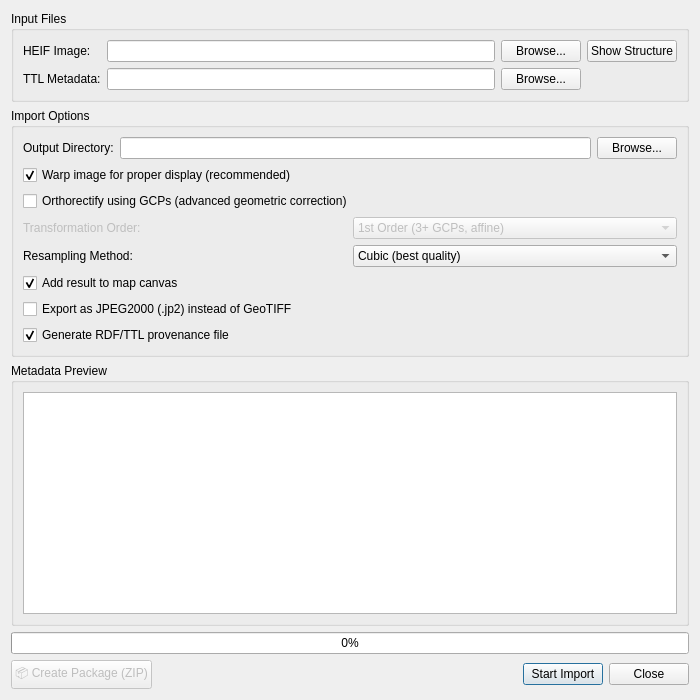
This is heif_ttl_dialog_base.ui in luciocola/qgis-raster-manager as Qt 5 draws it before an edit. The edited form follows.
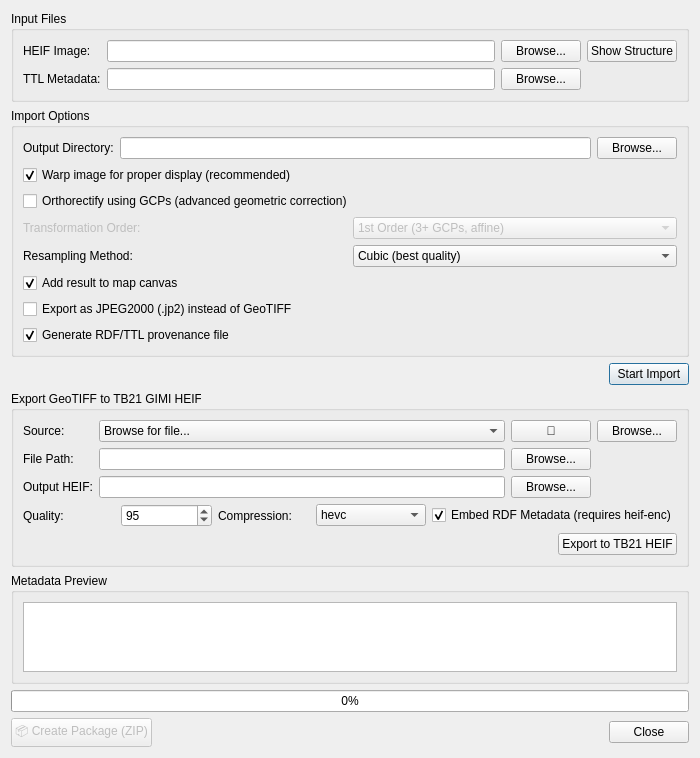
This is the edited form.

Commit message:
Complete JPEG2000 HEIF workflow with TB21 GIMI + STAC metadata
- Export: GeoTIFF → HEIF with JPEG2000 codec + external TTL metadata
- Import: HEIF JPEG2000 → Georeferenced layer with GCP/GMLJP2 support
- TTL parser: Added CCO/TB21 GIMI format support with IMH fallback
- RDF generation: Fixed UUID consistency, CRS triple-quotes, image dimensions
- heif-dec: LIBHEIF_PLUGIN_PATH for JPEG2000 decoder plugin loading
- Added refresh button for layer list in export dialog
- TB21 GIMI + STAC liability-claims (quality + W3C PROV provenance)
- Plugin zip for easy QGIS installation

What changed in the file:
```diff
--- a/heif_ttl_dialog_base.ui
+++ b/heif_ttl_dialog_base.ui
@@ -247,6 +247,247 @@
      </layout>
     </widget>
    </item>
+   <item>
+    <layout class="QHBoxLayout" name="horizontalLayoutImportButton">
+     <item>
+      <spacer name="horizontalSpacerImport">
+       <property name="orientation">
+        <enum>Qt::Horizontal</enum>
+       </property>
+       <property name="sizeHint" stdset="0">
+        <size>
+         <width>40</width>
+         <height>20</height>
+        </size>
+       </property>
+      </spacer>
+     </item>
+     <item>
+      <widget class="QPushButton" name="btnImport">
+       <property name="text">
+        <string>Start Import</string>
+       </property>
+       <property name="minimumWidth">
+        <number>120</number>
+       </property>
+       <property name="toolTip">
+        <string>Start the HEIF/TTL import process</string>
+       </property>
+       <property name="default">
+        <bool>true</bool>
+       </property>
+      </widget>
+     </item>
+    </layout>
+   </item>
+   <item>
+    <widget class="QGroupBox" name="groupBoxExport">
+     <property name="title">
+      <string>Export GeoTIFF to TB21 GIMI HEIF</string>
+     </property>
+     <layout class="QVBoxLayout" name="verticalLayoutExport">
+      <item>
+       <layout class="QGridLayout" name="gridLayoutExport">
+        <item row="0" column="0">
+         <widget class="QLabel" name="labelGeoTIFFSource">
+          <property name="text">
+           <string>Source:</string>
+          </property>
+         </widget>
+        </item>
+        <item row="0" column="1">
+         <widget class="QComboBox" name="comboGeoTIFFSource">
+          <property name="toolTip">
+           <string>Select from loaded layers or browse for file</string>
+          </property>
+          <item>
+           <property name="text">
+            <string>Browse for file...</string>
+           </property>
+          </item>
+         </widget>
+        </item>
+        <item row="0" column="2">
+         <widget class="QPushButton" name="btnRefreshLayers">
+          <property name="text">
+           <string>🔄</string>
+          </property>
+          <property name="toolTip">
+           <string>Refresh list of available raster layers</string>
+          </property>
+          <property name="maximumWidth">
+           <number>40</number>
+          </property>
+         </widget>
+        </item>
+        <item row="0" column="3">
+         <widget class="QPushButton" name="btnBrowseGeoTIFFSource">
+          <property name="text">
+           <string>Browse...</string>
+          </property>
+          <property name="maximumWidth">
+           <number>100</number>
+          </property>
+         </widget>
+        </item>
+        <item row="1" column="0">
+         <widget class="QLabel" name="labelGeoTIFF">
+          <property name="text">
+           <string>File Path:</string>
+          </property>
+         </widget>
+        </item>
+        <item row="1" column="1">
+         <widget class="QLineEdit" name="txtGeoTIFFPath">
+          <property name="readOnly">
+           <bool>false</bool>
+          </property>
+         </widget>
+        </item>
+        <item row="1" column="2">
+         <widget class="QPushButton" name="btnBrowseGeoTIFF">
+          <property name="text">
+           <string>Browse...</string>
+          </property>
+          <property name="maximumWidth">
+           <number>100</number>
+          </property>
+         </widget>
+        </item>
+        <item row="2" column="0">
+         <widget class="QLabel" name="labelHEIFOutput">
+          <property name="text">
+           <string>Output HEIF:</string>
+          </property>
+         </widget>
+        </item>
+        <item row="2" column="1">
+         <widget class="QLineEdit" name="txtHEIFOutputPath"/>
+        </item>
+        <item row="2" column="2">
+         <widget class="QPushButton" name="btnBrowseHEIFOutput">
+          <property name="text">
+           <string>Browse...</string>
+          </property>
+          <property name="maximumWidth">
+           <number>100</number>
+          </property>
+         </widget>
+        </item>
+       </layout>
+      </item>
+      <item>
+       <layout class="QHBoxLayout" name="horizontalLayoutExportSettings">
+        <item>
+         <widget class="QLabel" name="labelQuality">
+          <property name="text">
+           <string>Quality:</string>
+          </property>
+         </widget>
+        </item>
+        <item>
+         <widget class="QSpinBox" name="spinQuality">
+          <property name="minimum">
+           <number>1</number>
+          </property>
+          <property name="maximum">
+           <number>100</number>
+          </property>
+          <property name="value">
+           <number>95</number>
+          </property>
+          <property name="toolTip">
+           <string>Image quality (1-100, higher is better)</string>
+          </property>
+         </widget>
+        </item>
+        <item>
+         <widget class="QLabel" name="labelCompression">
+          <property name="text">
+           <string>Compression:</string>
+          </property>
+         </widget>
+        </item>
+        <item>
+         <widget class="QComboBox" name="comboCompression">
+          <property name="toolTip">
+           <string>HEIF compression codec</string>
+          </property>
+          <item>
+           <property name="text">
+            <string>hevc</string>
+           </property>
+          </item>
+          <item>
+           <property name="text">
+            <string>av1</string>
+           </property>
+          </item>
+          <item>
+           <property name="text">
+            <string>jpeg2000</string>
+           </property>
+          </item>
+          <item>
+           <property name="text">
+            <string>htj2k</string>
+           </property>
+          </item>
+          <item>
+           <property name="text">
+            <string>uncompressed</string>
+           </property>
+          </item>
+         </widget>
+        </item>
+        <item>
+         <widget class="QCheckBox" name="chkEmbedRDF">
+          <property name="text">
+           <string>Embed RDF Metadata (requires heif-enc)</string>
+          </property>
+          <property name="checked">
+           <bool>true</bool>
+          </property>
+          <property name="toolTip">
+           <string>Embed TB21 GIMI compliant RDF metadata inside HEIF file. Requires heif-enc command-line tool.</string>
+          </property>
+         </widget>
+        </item>
+       </layout>
+      </item>
+      <item>
+       <layout class="QHBoxLayout" name="horizontalLayoutExportButtons">
+        <item>
+         <spacer name="horizontalSpacerExport">
+          <property name="orientation">
+           <enum>Qt::Horizontal</enum>
+          </property>
+          <property name="sizeHint" stdset="0">
+           <size>
+            <width>40</width>
+            <height>20</height>
+           </size>
+          </property>
+         </spacer>
+        </item>
+        <item>
+         <widget class="QPushButton" name="btnExportToHEIF">
+          <property name="text">
+           <string>Export to TB21 HEIF</string>
+          </property>
+          <property name="minimumWidth">
+           <number>150</number>
+          </property>
+          <property name="toolTip">
+           <string>Convert GeoTIFF to TB21 GIMI compliant HEIF with embedded RDF metadata</string>
+          </property>
+         </widget>
+        </item>
+       </layout>
+      </item>
+     </layout>
+    </widget>
+   </item>
    <item>
     <widget class="QGroupBox" name="groupBoxMetadata">
      <property name="title">
@@ -310,22 +551,6 @@
        </property>
       </spacer>
      </item>
-     <item>
-      <widget class="QPushButton" name="btnImport">
-       <property name="text">
-        <string>Start Import</string>
-       </property>
-       <property name="minimumWidth">
-        <number>120</number>
-       </property>
-       <property name="toolTip">
-        <string>Start the HEIF/TTL import process</string>
-       </property>
-       <property name="default">
-        <bool>true</bool>
-       </property>
-      </widget>
-     </item>
      <item>
       <widget class="QPushButton" name="btnClose">
        <property name="text">
```
The commit also changes 5 other files.
